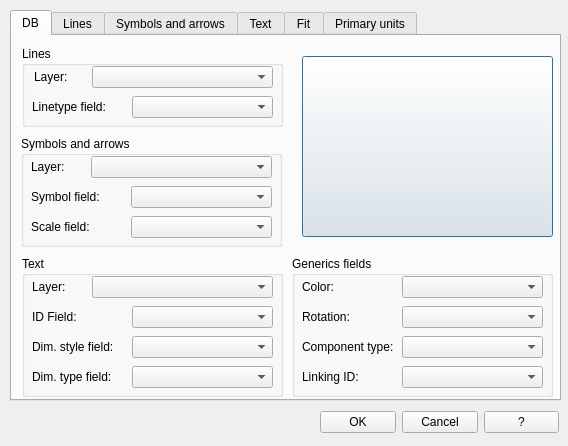
This is qad_dimstyle_details.ui in geosim/QAD as Qt 5 draws it before an edit. The edited form follows.
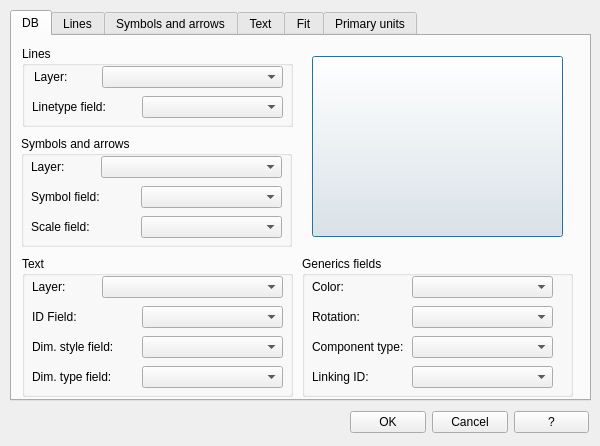
This is the edited form. The open tabs and pages were chosen to show the change.

```diff
--- a/qad_dimstyle_details.ui
+++ b/qad_dimstyle_details.ui
@@ -6,19 +6,19 @@
    <rect>
     <x>0</x>
     <y>0</y>
-    <width>568</width>
+    <width>600</width>
     <height>446</height>
    </rect>
   </property>
   <property name="minimumSize">
    <size>
-    <width>568</width>
+    <width>600</width>
     <height>446</height>
    </size>
   </property>
   <property name="maximumSize">
    <size>
-    <width>568</width>
+    <width>600</width>
     <height>446</height>
    </size>
   </property>
@@ -30,7 +30,7 @@
     <rect>
      <x>10</x>
      <y>10</y>
-     <width>551</width>
+     <width>581</width>
      <height>391</height>
     </rect>
    </property>
@@ -46,7 +46,7 @@
       <rect>
        <x>10</x>
        <y>10</y>
-       <width>261</width>
+       <width>271</width>
        <height>81</height>
       </rect>
      </property>
@@ -58,7 +58,7 @@
        <rect>
         <x>12</x>
         <y>20</y>
-        <width>51</width>
+        <width>61</width>
         <height>21</height>
        </rect>
       </property>
@@ -69,7 +69,7 @@
      <widget class="QComboBox" name="linearLayerName">
       <property name="geometry">
        <rect>
-        <x>70</x>
+        <x>80</x>
         <y>20</y>
         <width>181</width>
         <height>22</height>
@@ -82,7 +82,7 @@
      <widget class="QComboBox" name="lineTypeFieldName">
       <property name="geometry">
        <rect>
-        <x>110</x>
+        <x>120</x>
         <y>50</y>
         <width>141</width>
         <height>22</height>
@@ -97,7 +97,7 @@
        <rect>
         <x>10</x>
         <y>50</y>
-        <width>81</width>
+        <width>101</width>
         <height>21</height>
        </rect>
       </property>
@@ -111,7 +111,7 @@
       <rect>
        <x>9</x>
        <y>100</y>
-       <width>261</width>
+       <width>271</width>
        <height>111</height>
       </rect>
      </property>
@@ -121,7 +121,7 @@
      <widget class="QComboBox" name="symbolLayerName">
       <property name="geometry">
        <rect>
-        <x>70</x>
+        <x>80</x>
         <y>20</y>
         <width>181</width>
         <height>22</height>
@@ -136,7 +136,7 @@
        <rect>
         <x>10</x>
         <y>20</y>
-        <width>51</width>
+        <width>61</width>
         <height>21</height>
        </rect>
       </property>
@@ -149,7 +149,7 @@
        <rect>
         <x>10</x>
         <y>50</y>
-        <width>81</width>
+        <width>101</width>
         <height>21</height>
        </rect>
       </property>
@@ -160,7 +160,7 @@
      <widget class="QComboBox" name="symbolFieldName">
       <property name="geometry">
        <rect>
-        <x>110</x>
+        <x>120</x>
         <y>50</y>
         <width>141</width>
         <height>22</height>
@@ -173,7 +173,7 @@
      <widget class="QComboBox" name="scaleFieldName">
       <property name="geometry">
        <rect>
-        <x>110</x>
+        <x>120</x>
         <y>80</y>
         <width>141</width>
         <height>22</height>
@@ -188,7 +188,7 @@
        <rect>
         <x>10</x>
         <y>80</y>
-        <width>81</width>
+        <width>101</width>
         <height>21</height>
        </rect>
       </property>
@@ -200,9 +200,9 @@
     <widget class="QGroupBox" name="groupBox_7">
      <property name="geometry">
       <rect>
-       <x>280</x>
+       <x>290</x>
        <y>220</y>
-       <width>261</width>
+       <width>271</width>
        <height>141</height>
       </rect>
      </property>
@@ -214,7 +214,7 @@
        <rect>
         <x>10</x>
         <y>50</y>
-        <width>81</width>
+        <width>91</width>
         <height>21</height>
        </rect>
       </property>
@@ -240,7 +240,7 @@
        <rect>
         <x>10</x>
         <y>20</y>
-        <width>81</width>
+        <width>91</width>
         <height>21</height>
        </rect>
       </property>
@@ -319,7 +319,7 @@
       <rect>
        <x>10</x>
        <y>220</y>
-       <width>261</width>
+       <width>271</width>
        <height>141</height>
       </rect>
      </property>
@@ -331,7 +331,7 @@
        <rect>
         <x>10</x>
         <y>50</y>
-        <width>81</width>
+        <width>101</width>
         <height>21</height>
        </rect>
       </property>
@@ -342,7 +342,7 @@
      <widget class="QComboBox" name="idFieldName">
       <property name="geometry">
        <rect>
-        <x>110</x>
+        <x>120</x>
         <y>50</y>
         <width>141</width>
         <height>22</height>
@@ -355,7 +355,7 @@
      <widget class="QComboBox" name="dimStyleFieldName">
       <property name="geometry">
        <rect>
-        <x>110</x>
+        <x>120</x>
         <y>80</y>
         <width>141</width>
         <height>22</height>
@@ -370,7 +370,7 @@
        <rect>
         <x>10</x>
         <y>80</y>
-        <width>91</width>
+        <width>101</width>
         <height>21</height>
        </rect>
       </property>
@@ -383,7 +383,7 @@
        <rect>
         <x>10</x>
         <y>110</y>
-        <width>91</width>
+        <width>101</width>
         <height>21</height>
        </rect>
       </property>
@@ -394,7 +394,7 @@
      <widget class="QComboBox" name="dimTypeFieldName">
       <property name="geometry">
        <rect>
-        <x>110</x>
+        <x>120</x>
         <y>110</y>
         <width>141</width>
         <height>22</height>
@@ -409,7 +409,7 @@
        <rect>
         <x>10</x>
         <y>20</y>
-        <width>51</width>
+        <width>61</width>
         <height>21</height>
        </rect>
       </property>
@@ -420,7 +420,7 @@
      <widget class="QComboBox" name="textualLayerName">
       <property name="geometry">
        <rect>
-        <x>70</x>
+        <x>80</x>
         <y>20</y>
         <width>181</width>
         <height>22</height>
@@ -434,7 +434,7 @@
     <widget class="QPushButton" name="previewDummy">
      <property name="geometry">
       <rect>
-       <x>290</x>
+       <x>300</x>
        <y>20</y>
        <width>251</width>
        <height>181</height>
@@ -1650,7 +1650,7 @@
   <widget class="QWidget" name="layoutWidget">
    <property name="geometry">
     <rect>
-     <x>320</x>
+     <x>350</x>
      <y>410</y>
      <width>239</width>
      <height>25</height>
```
Left out of the diff: 66 changed lines with no effect on the pictures.
